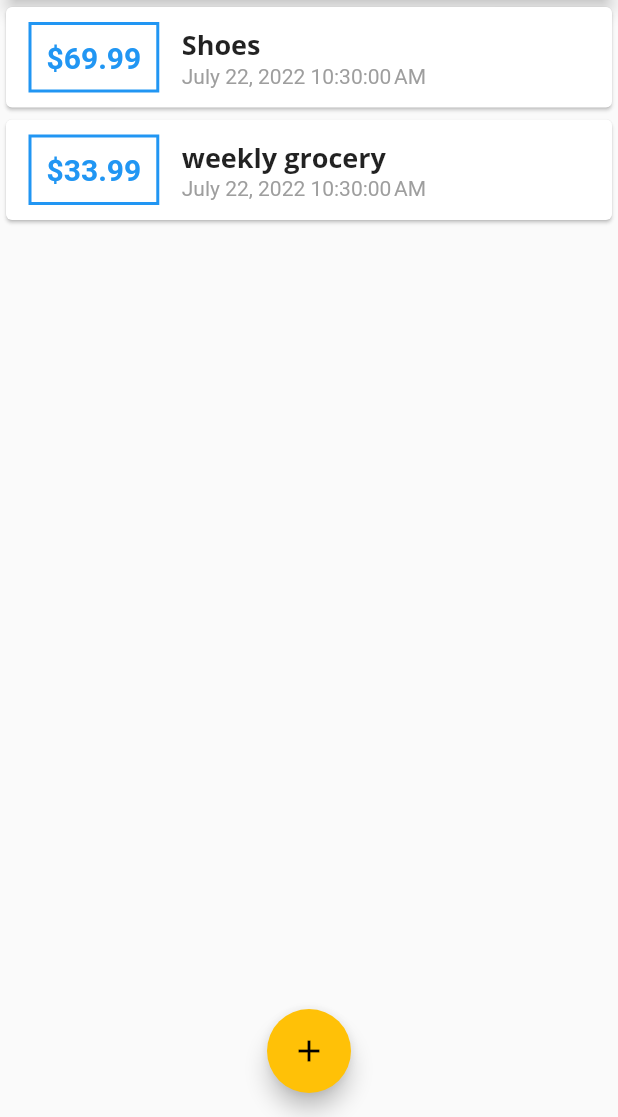
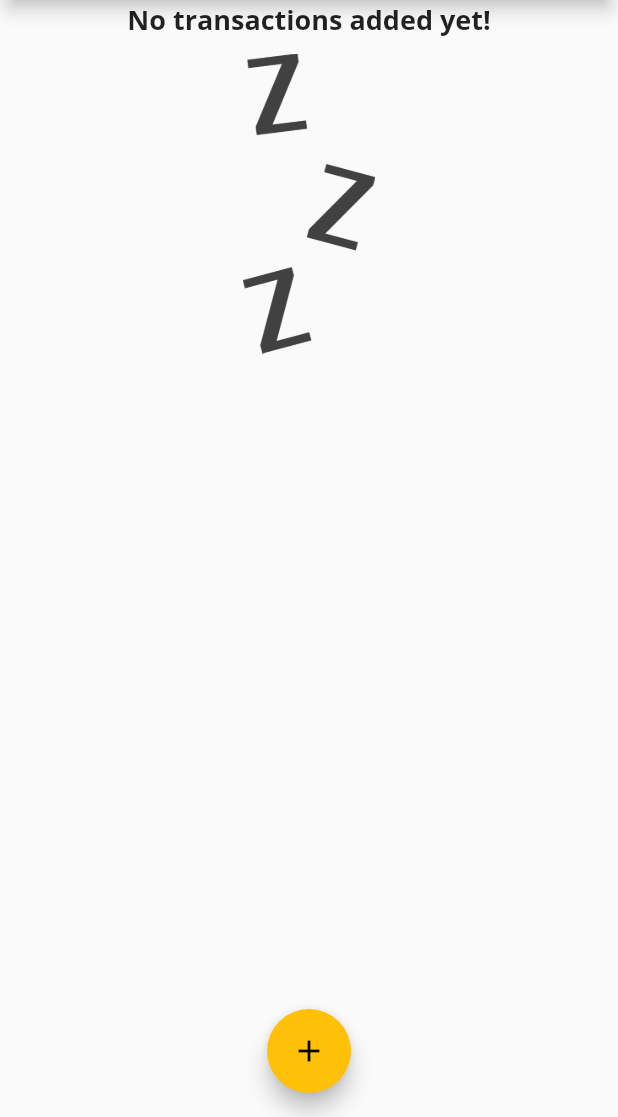
Before and after one commit to andremw96/simple_expenses_app, a Flutter app: the screen it shows after launch, on a phone screen of 412 x 824 dp, the part 119-1236 px from its top. Run offline on Flutter 3.47's test engine with Material 2 defaults, Android fonts, the phone set to English and light mode, and no system bars.

Commit message:
add image empty

```diff
--- a/lib/main.dart
+++ b/lib/main.dart
@@ -62,20 +62,7 @@ class MyHomePage extends StatefulWidget {
 }
 
 class _MyHomePageState extends State<MyHomePage> {
-  final List<Transaction> _userTransaction = [
-    Transaction(
-      id: 't1',
-      title: 'Shoes',
-      amount: 69.99,
-      date: DateTime.now(),
-    ),
-    Transaction(
-      id: 't2',
-      title: 'weekly grocery',
-      amount: 33.99,
-      date: DateTime.now(),
-    ),
-  ];
+  final List<Transaction> _userTransaction = [];
 
   void _addNewTransaction(String title, double amount) {
     final newTx = Transaction(
--- a/lib/widgets/transaction_list.dart
+++ b/lib/widgets/transaction_list.dart
@@ -12,7 +12,26 @@ class TransactionList extends StatelessWidget {
   Widget build(BuildContext context) {
     return SizedBox(
       height: 300,
-      child: ListView.builder(
+      child: transactions.isEmpty
+          ? Column(
+              children: [
+                Text(
+                  "No transactions added yet!",
+                  style: Theme.of(context).textTheme.titleMedium,
+                ),
+                const SizedBox(
+                  height: 10,
+                ),
+                SizedBox(
+                  height: 200,
+                  child: Image.asset(
+                    "assets/images/waiting.png",
+                    fit: BoxFit.cover,
+                  ),
+                )
+              ],
+            )
+          : ListView.builder(
               itemBuilder: (ctx, index) {
                 return Card(
                   child: Row(children: [
--- a/pubspec.yaml
+++ b/pubspec.yaml
@@ -59,8 +59,8 @@ flutter:
   uses-material-design: true
 
   # To add assets to your application, add an assets section, like this:
-  # assets:
-  #   - images/a_dot_burr.jpeg
+  assets:
+    - assets/images/waiting.png
   #   - images/a_dot_ham.jpeg
 
   # An image asset can refer to one or more resolution-specific "variants", see
```
Also changed, not shown: assets/images/waiting.png (added). Lines whose indentation alone changed are shown as unchanged.
